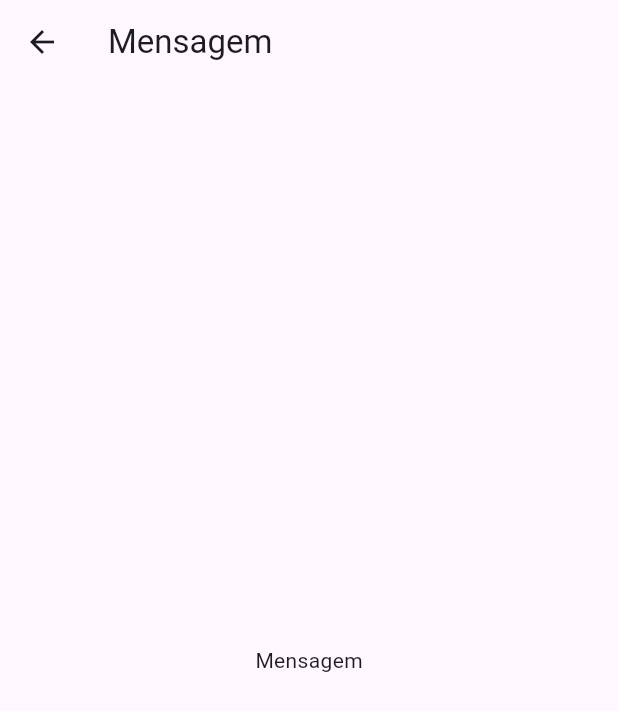
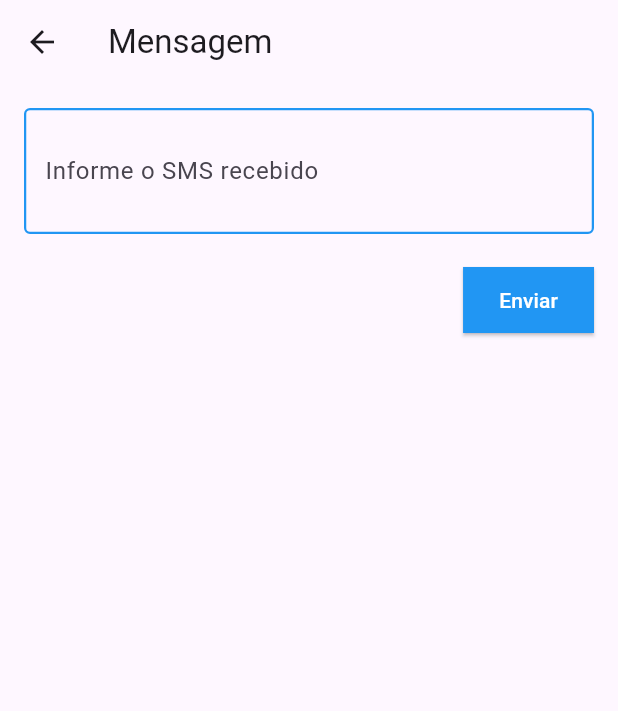
Before and after one commit to cassiab13/AEP-6, a Flutter app: the Message screen opened directly, on a phone screen of 412 x 824 dp. Shown: the top 711 px of the screen. Run offline on Flutter 3.47's test engine with Material 3 defaults, Android fonts, the phone set to English and light mode, and no system bars.

Commit message:
feat: criando estrutura e form para envio de mensagem para validação (#5)
Co-authored-by: JS-Develope <jeanaparecido21@gmail.com>

```diff
--- a/aplicativo/gerenciador_mensagens/lib/pages/message/message.dart
+++ b/aplicativo/gerenciador_mensagens/lib/pages/message/message.dart
@@ -1,13 +1,81 @@
 import 'package:flutter/material.dart';
 
-class Message extends StatelessWidget {
+class Message extends StatefulWidget {
   const Message({super.key});
+
+  @override
+  State<Message> createState() => _MessageState();
+}
+
+class _MessageState extends State<Message> {
+  final _formKey = GlobalKey<FormState>();
+  final TextEditingController _messageController = TextEditingController();
 
   @override
   Widget build(BuildContext context) {
     return Scaffold(
       appBar: AppBar(title: const Text('Mensagem')),
-      body: const Center(child: Text('Mensagem')),
+      body: Padding(
+        padding: const EdgeInsets.all(16.0),
+        child: Form(
+          key: _formKey,
+          child: Column(
+            children: [
+              TextFormField(
+                controller: _messageController,
+                decoration: const InputDecoration(
+                  border: OutlineInputBorder(
+                    borderSide: BorderSide(color: Colors.blue, width: 1.5),
+                  ),
+                  enabledBorder: OutlineInputBorder(
+                    borderSide: BorderSide(color: Colors.blue, width: 1.5),
+                  ),
+                  focusedBorder: OutlineInputBorder(
+                    borderSide: BorderSide(color: Colors.blue, width: 1.5),
+                  ),
+                  labelText: 'Informe o SMS recebido',
+                  contentPadding: EdgeInsets.symmetric(vertical: 30.0, horizontal: 10.0)
+                ),
+                maxLines: null,
+                validator: (value) {
+                  if (value == null || value.isEmpty) {
+                    return 'Por favor, insira o SMS';
+                  }
+                  return null;
+                },
+              ),
+              const SizedBox(height: 20),
+              Row(
+                mainAxisAlignment: MainAxisAlignment.end,
+                children: [
+                  ElevatedButton(
+                    onPressed: () {
+                      if (_formKey.currentState!.validate()) {
+                        print(_messageController.text);
+                        _messageController.clear();
+                      }
+                    },
+                    style: ElevatedButton.styleFrom(
+                      backgroundColor: Colors.blue,
+                      shape: RoundedRectangleBorder(
+                        borderRadius: BorderRadius.circular(0),
+                      ),
+                      padding: const EdgeInsets.symmetric(horizontal: 24, vertical: 12),
+                    ),
+                    child: const Text('Enviar', style: TextStyle(color: Colors.white),),
+                  ),
+                ],
+              ),
+            ],
+          ),
+        ),
+      ),
     );
   }
+
+  @override
+  void dispose() {
+    _messageController.dispose();
+    super.dispose();
+  }
 }
```
